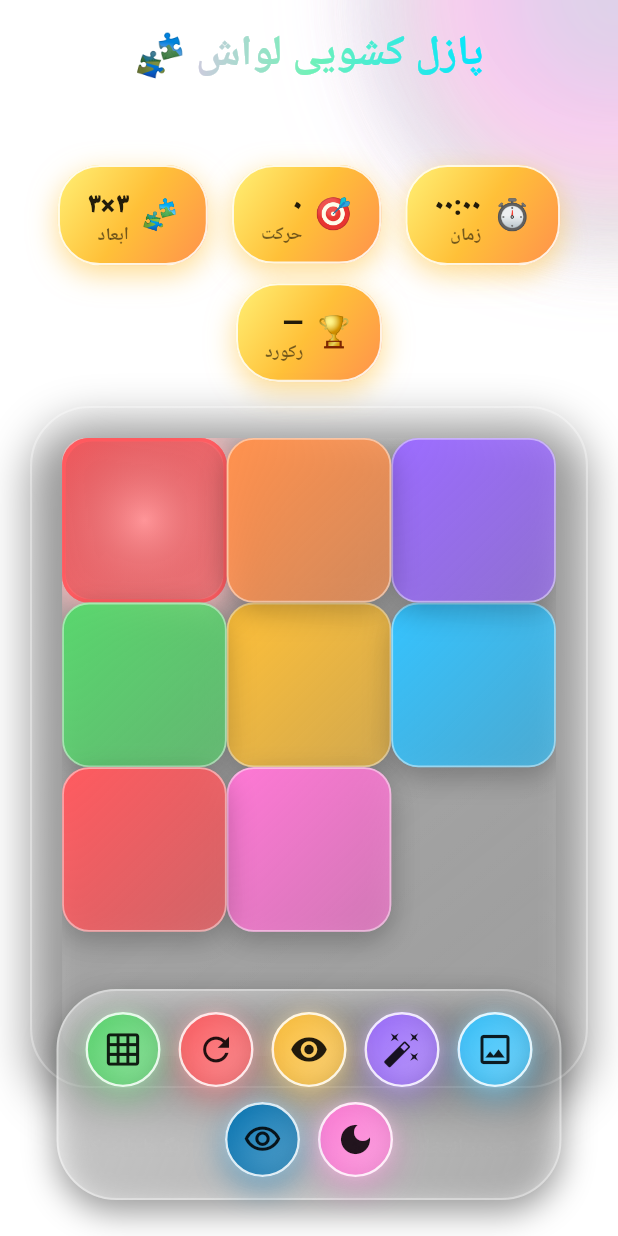
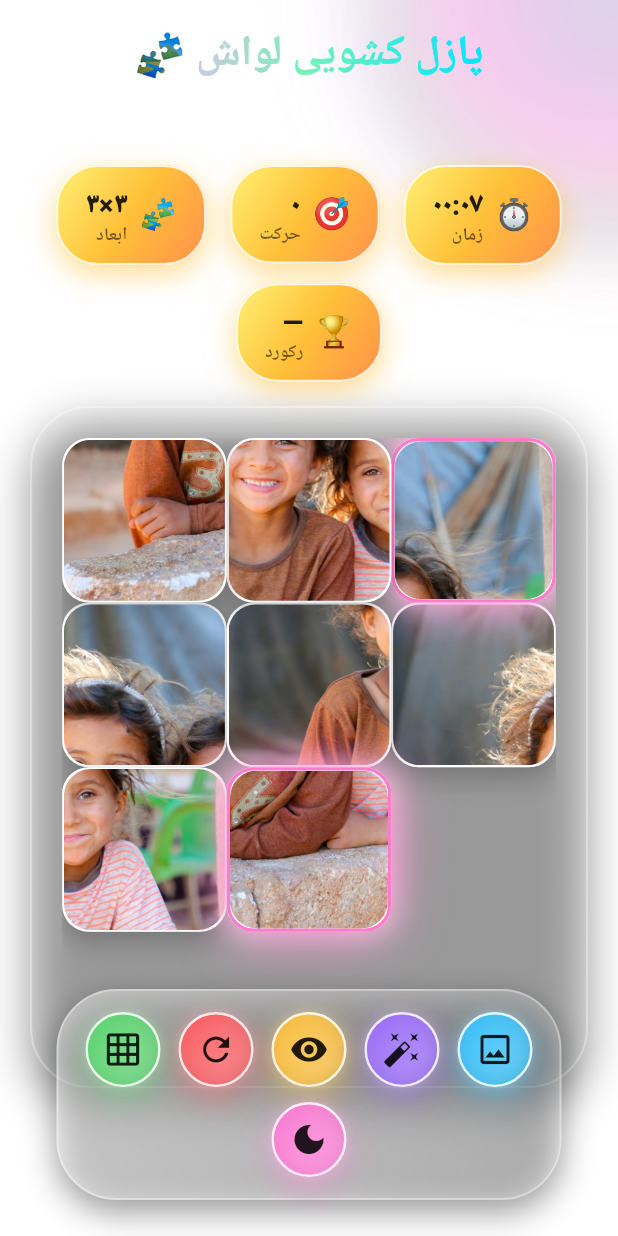
Before and after one commit to kamyarmg/lavash, a Flutter app: the screen it shows after launch, on a phone screen of 412 x 824 dp. Run offline on Flutter 3.47's test engine with Material 3 defaults, Android fonts, the phone set to English and light mode, and no system bars; our stand-ins replace google_fonts, image_picker, shared_preferences; Roboto replaces fonts that are missing (Vazirmatn).

Commit message:
Remove color blind mode functionality and related UI elements; add random image loading on first run

```diff
--- a/lib/main.dart
+++ b/lib/main.dart
@@ -194,7 +194,7 @@ class _MainAppState extends State<MainApp> with TickerProviderStateMixin {
   int moves = 0;
   bool showNumbers = false;
   bool darkMode = false; // fastMode حذف شد
-  bool colorBlindMode = false; // حالت رنگ مناسب برای افراد کوررنگ
+  // حالت کوررنگی حذف شد
   bool _justSolved = false;
   late AnimationController _bgAnim;
   late AnimationController _solveParticles;
@@ -230,6 +230,8 @@ class _MainAppState extends State<MainApp> with TickerProviderStateMixin {
       vsync: this,
       duration: const Duration(milliseconds: 2400),
     )..repeat();
+    // بارگذاری تصادفی یک تصویر از assets هنگام اولین اجرا
+    _loadRandomAssetImage();
   }
 
   @override
@@ -278,7 +280,41 @@ class _MainAppState extends State<MainApp> with TickerProviderStateMixin {
   // progress bar حذف شد
 
   void _toggleDark() => setState(() => darkMode = !darkMode);
-  void _toggleColorBlind() => setState(() => colorBlindMode = !colorBlindMode);
+  // حالت کوررنگی حذف شد
+
+  // لیست نام فایل‌های موجود در assets/images (در صورت افزودن تصویر جدید این آرایه را به‌روزرسانی کنید)
+  static const List<String> _assetImages = [
+    'assets/images/1.jpg',
+    'assets/images/2.jpg',
+    'assets/images/3.jpg',
+    'assets/images/4.jpg',
+    'assets/images/5.jpg',
+    'assets/images/6.jpg',
+    'assets/images/7.jpg',
+    'assets/images/8.jpg',
+    'assets/images/9.jpg',
+    'assets/images/10.jpg',
+    'assets/images/11.jpg',
+    'assets/images/12.jpg',
+    'assets/images/13.jpg',
+    'assets/images/14.jpg',
+  ];
+
+  Future<void> _loadRandomAssetImage() async {
+    try {
+      final pick = _assetImages[rng.nextInt(_assetImages.length)];
+      final data = await rootBundle.load(pick);
+      final codec = await ui.instantiateImageCodec(data.buffer.asUint8List());
+      final frame = await codec.getNextFrame();
+      if (!mounted) return;
+      setState(() => image = frame.image);
+      _reset(shuffle: true);
+      _buildSlices();
+    } catch (e) {
+      // ignore: avoid_print
+      print('Random asset image load failed: $e');
+    }
+  }
   // حالت سریع حذف شد
 
   Future<void> _buildSlices() async {
@@ -479,22 +515,12 @@ class _MainAppState extends State<MainApp> with TickerProviderStateMixin {
                                     onTileTap: _onTileTap,
                                     slices: _slices,
                                     cartoon: _cartoon,
-                                    colorBlindMode: colorBlindMode,
                                   ),
                                 ),
                               ),
                             ),
                             const SizedBox(height: 30),
-                            if (image == null)
-                              Text(
-                                'یک تصویر انتخاب کن تا شروع کنیم! یا با همین رنگ‌ها بازی کن.',
-                                style: Theme.of(context).textTheme.bodyMedium
-                                    ?.copyWith(
-                                      color: Colors.white.withOpacity(0.85),
-                                      fontWeight: FontWeight.w500,
-                                    ),
-                                textAlign: TextAlign.center,
-                              ),
+                            // پیام قبلی و حالت بازی بدون تصویر حذف شد
                             if (_buildingCache)
                               Padding(
                                 padding: const EdgeInsets.only(top: 16.0),
@@ -542,8 +568,6 @@ class _MainAppState extends State<MainApp> with TickerProviderStateMixin {
                   showNumbers: showNumbers,
                   darkMode: darkMode,
                   onToggleDark: _toggleDark,
-                  onToggleColorBlind: _toggleColorBlind,
-                  colorBlindMode: colorBlindMode,
                 ),
               ),
               // افکت حل شدن
@@ -698,7 +722,6 @@ class _PuzzleView extends StatelessWidget {
   final void Function(int tileArrayIndex) onTileTap;
   final List<ui.Image?>? slices;
   final AnimationController cartoon;
-  final bool colorBlindMode;
   // fastMode حذف شد
   const _PuzzleView({
     required this.board,
@@ -708,7 +731,6 @@ class _PuzzleView extends StatelessWidget {
     required this.onTileTap,
     required this.slices,
     required this.cartoon,
-    required this.colorBlindMode,
   });
 
   @override
@@ -718,28 +740,18 @@ class _PuzzleView extends StatelessWidget {
       child: LayoutBuilder(
         builder: (context, constraints) {
           final tileSize = constraints.maxWidth / dimension;
+          if (image == null) {
+            return const Center(child: CircularProgressIndicator());
+          }
           return Stack(
             children: [
-              // زمینه
-              Container(
-                decoration: BoxDecoration(
-                  gradient: LinearGradient(
-                    begin: Alignment.topLeft,
-                    end: Alignment.bottomRight,
-                    colors: [
-                      Colors.white.withOpacity(0.15),
-                      Colors.white.withOpacity(0.05),
-                    ],
-                  ),
-                ),
-              ),
               for (int i = 0; i < board.tiles.length - 1; i++)
                 _buildTile(context, board.tiles[i], tileSize),
-              if (board.isSolved && image != null)
+              if (board.isSolved)
                 Positioned.fill(
                   child: IgnorePointer(
                     child: Opacity(
-                      opacity: 0.15,
+                      opacity: 0.12,
                       child: CustomPaint(
                         painter: _ImagePainter(image!, dimension: 1),
                       ),
@@ -781,7 +793,6 @@ class _PuzzleView extends StatelessWidget {
               slices != null && tile.correctIndex < (dimension * dimension - 1)
               ? slices![tile.correctIndex]
               : null,
-          colorBlindMode: colorBlindMode,
         ),
       ),
     );
@@ -797,7 +808,6 @@ class _TileContent extends StatelessWidget {
   final int index;
   final bool isCorrect;
   final ui.Image? slice;
-  final bool colorBlindMode;
   // fastMode حذف شد
   const _TileContent({
     required this.image,
@@ -808,33 +818,10 @@ class _TileContent extends StatelessWidget {
     required this.index,
     required this.isCorrect,
     required this.slice,
-    required this.colorBlindMode,
   });
 
   @override
   Widget build(BuildContext context) {
-    // پالت پیش‌فرض پر انرژی کارتونی
-    const normalPalette = [
-      Color(0xFFFF5A5F), // Coral Red
-      Color(0xFFFFC038), // Warm Yellow
-      Color(0xFF58D66D), // Green
-      Color(0xFF34C3FF), // Sky Blue
-      Color(0xFF9B6BFF), // Purple
-      Color(0xFFFF78D5), // Pink
-      Color(0xFFFF914D), // Orange
-    ];
-    // پالت مناسب کوررنگی (Okabe-Ito) تا حد امکان متمایز و با کنتراست
-    const cbPalette = [
-      Color(0xFF0072B2), // Blue
-      Color(0xFFD55E00), // Vermillion
-      Color(0xFF009E73), // Green
-      Color(0xFFE69F00), // Orange
-      Color(0xFF56B4E9), // Sky Blue Light
-      Color(0xFFCC79A7), // Reddish purple
-      Color(0xFFF0E442), // Yellow
-    ];
-    final palette = colorBlindMode ? cbPalette : normalPalette;
-    final baseColor = palette[index % palette.length];
     final correctGlow = isCorrect
         ? [
             BoxShadow(
@@ -842,9 +829,9 @@ class _TileContent extends StatelessWidget {
               blurRadius: 18,
               spreadRadius: 1,
             ),
-            BoxShadow(
-              color: baseColor.withOpacity(0.9),
-              blurRadius: 38,
+            const BoxShadow(
+              color: Color(0xFFFF6EC7),
+              blurRadius: 32,
               spreadRadius: -2,
             ),
           ]
@@ -860,18 +847,11 @@ class _TileContent extends StatelessWidget {
       duration: const Duration(milliseconds: 350),
       curve: Curves.easeOutQuad,
       decoration: BoxDecoration(
-        gradient: image == null
-            ? LinearGradient(
-                begin: Alignment.topLeft,
-                end: Alignment.bottomRight,
-                colors: [baseColor, baseColor.withOpacity(0.65)],
-              )
-            : null,
-        color: image == null ? null : Colors.white,
+        color: Colors.white,
         borderRadius: BorderRadius.circular(18),
         border: Border.all(
           color: isCorrect
-              ? baseColor.withOpacity(0.9)
+              ? const Color(0xFFFF6EC7).withOpacity(0.9)
               : Colors.white.withOpacity(0.45),
           width: isCorrect ? 2.2 : 1.2,
         ),
@@ -882,7 +862,6 @@ class _TileContent extends StatelessWidget {
         child: Stack(
           fit: StackFit.expand,
           children: [
-            if (image != null)
             (slice != null
                 ? FittedBox(
                     fit: BoxFit.cover,
@@ -891,23 +870,16 @@ class _TileContent extends StatelessWidget {
                       filterQuality: FilterQuality.medium,
                     ),
                   )
-                  : CustomPaint(
+                : (image != null
+                      ? CustomPaint(
                           painter: _ImagePainter(
                             image!,
                             dimension: dimension,
                             clipRow: correctRow,
                             clipCol: correctCol,
                           ),
-                    )),
-            // الگوی تمایز اضافی برای حالت کوررنگ (برای وقتی تصویر نیست)
-            if (colorBlindMode && image == null)
-              Positioned.fill(
-                child: IgnorePointer(
-                  child: CustomPaint(
-                    painter: _PatternPainter(patternIndex: index % 4),
-                  ),
-                ),
-              ),
+                        )
+                      : const SizedBox.shrink())),
             if (showNumber)
               Align(
                 alignment: Alignment.bottomRight,
@@ -918,8 +890,7 @@ class _TileContent extends StatelessWidget {
                     vertical: 2,
                   ),
                   decoration: BoxDecoration(
-                    color: (colorBlindMode ? Colors.black : Colors.black)
-                        .withOpacity(0.50),
+                    color: Colors.black.withOpacity(0.50),
                     borderRadius: BorderRadius.circular(8),
                   ),
                   child: Text(
@@ -939,26 +910,7 @@ class _TileContent extends StatelessWidget {
                   ),
                 ),
               ),
-            if (isCorrect && image == null)
-              Positioned.fill(
-                child: IgnorePointer(
-                  child: AnimatedOpacity(
-                    opacity: isCorrect ? 1 : 0,
-                    duration: const Duration(milliseconds: 500),
-                    child: Container(
-                      decoration: BoxDecoration(
-                        gradient: RadialGradient(
-                          colors: [
-                            Colors.white.withOpacity(0.35),
-                            Colors.transparent,
-                          ],
-                          radius: 0.85,
-                        ),
-                      ),
-                    ),
-                  ),
-                ),
-              ),
+            // افکت اختصاصی حالت بدون تصویر حذف شد
           ],
         ),
       ),
@@ -1008,63 +960,7 @@ class _ImagePainter extends CustomPainter {
   }
 }
 
-// الگوهای ساده برای تشخیص بیشتر در حالت کوررنگ (چهار طرح متناوب)
-class _PatternPainter extends CustomPainter {
-  final int patternIndex; // 0..3
-  const _PatternPainter({required this.patternIndex});
-
-  @override
-  void paint(Canvas canvas, Size size) {
-    final paint = Paint()
-      ..color = Colors.white.withOpacity(0.18)
-      ..strokeWidth = 2
-      ..style = PaintingStyle.stroke;
-    switch (patternIndex) {
-      case 0: // خطوط مورب ↘
-        for (double x = -size.height; x < size.width; x += 12) {
-          canvas.drawLine(
-            Offset(x, 0),
-            Offset(x + size.height, size.height),
-            paint,
-          );
-        }
-        break;
-      case 1: // شبکه نقطه‌ای
-        for (double y = 4; y < size.height; y += 14) {
-          for (double x = 4; x < size.width; x += 14) {
-            canvas.drawCircle(Offset(x, y), 2, paint);
-          }
-        }
-        break;
-      case 2: // امواج افقی
-        final path = Path();
-        final amplitude = 4.0;
-        final wavelength = 24.0;
-        for (double y = 0; y <= size.height; y += 14) {
-          path.reset();
-          path.moveTo(0, y);
-          for (double x = 0; x <= size.width; x += 4) {
-            final dy = sin((x / wavelength) * 2 * pi) * amplitude;
-            path.lineTo(x, y + dy);
-          }
-          canvas.drawPath(path, paint);
-        }
-        break;
-      case 3: // ضربدرهای کوچک
-        for (double y = 6; y < size.height; y += 16) {
-          for (double x = 6; x < size.width; x += 16) {
-            canvas.drawLine(Offset(x - 4, y - 4), Offset(x + 4, y + 4), paint);
-            canvas.drawLine(Offset(x - 4, y + 4), Offset(x + 4, y - 4), paint);
-          }
-        }
-        break;
-    }
-  }
-
-  @override
-  bool shouldRepaint(covariant _PatternPainter oldDelegate) =>
-      oldDelegate.patternIndex != patternIndex;
-}
+// کلاس _PatternPainter حذف شد (حالت کوررنگی)
 
 // ------------------------------------------------------------
 // Animated Gradient Background + Blobs
@@ -1238,8 +1134,6 @@ class _ActionBar extends StatelessWidget {
   final bool showNumbers;
   final bool darkMode;
   final VoidCallback onToggleDark;
-  final VoidCallback onToggleColorBlind;
-  final bool colorBlindMode;
   const _ActionBar({
     required this.onPickImage,
     required this.onShuffleIncorrect,
@@ -1250,8 +1144,6 @@ class _ActionBar extends StatelessWidget {
     required this.showNumbers,
     required this.darkMode,
     required this.onToggleDark,
-    required this.onToggleColorBlind,
-    required this.colorBlindMode,
   });
   @override
   Widget build(BuildContext context) {
@@ -1343,14 +1235,7 @@ class _ActionBar extends StatelessWidget {
                 tooltip: darkMode ? 'حالت روشن' : 'حالت تیره',
                 baseColor: const Color(0xFFFF78D5),
               ),
-              _CircularGlassButton(
-                icon: Icon(
-                  colorBlindMode ? Icons.visibility : Icons.visibility_outlined,
-                ),
-                onTap: onToggleColorBlind,
-                tooltip: colorBlindMode ? 'رنگ معمولی' : 'حالت مناسب کوررنگی',
-                baseColor: const Color(0xFF0072B2),
-              ),
+              // دکمه حالت کوررنگی حذف شد
             ],
           ),
         ),
```
Lines whose indentation alone changed are shown as unchanged.
